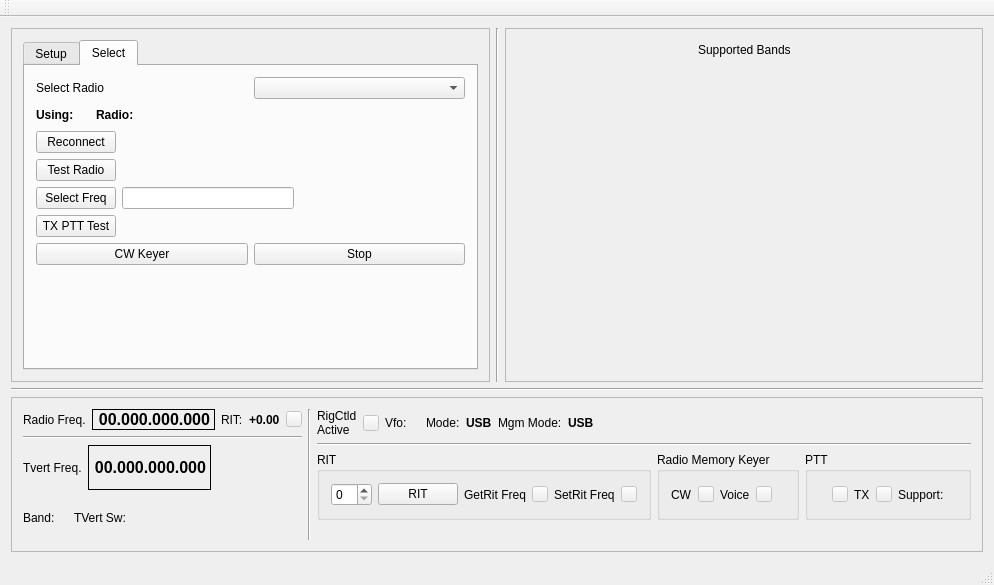
This is mqt/MqtRigControl/rigcontrolmainwindow.ui in Rsclub22/Minos2-Mirror as Qt 5 draws it before an edit. The edited form follows.
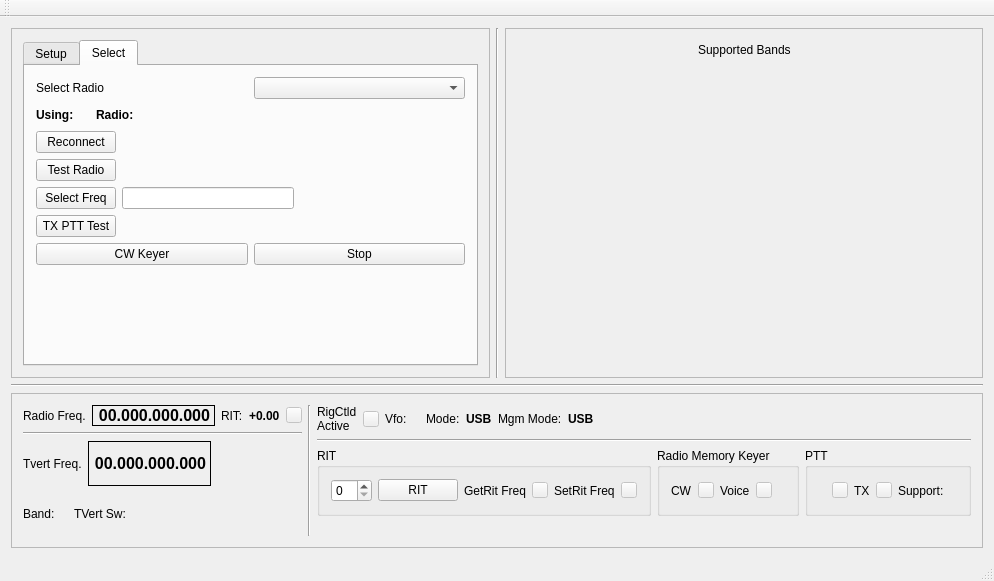
This is the edited form. Custom widgets are drawn as their Qt base class.

Commit message: test rigcontrol tabwidget background colour and add a hamlib library version check

```diff
--- a/mqt/MqtRigControl/rigcontrolmainwindow.ui
+++ b/mqt/MqtRigControl/rigcontrolmainwindow.ui
@@ -6,8 +6,8 @@
    <rect>
     <x>0</x>
     <y>0</y>
-    <width>971</width>
-    <height>585</height>
+    <width>976</width>
+    <height>581</height>
    </rect>
   </property>
   <property name="windowTitle">
@@ -16,7 +16,7 @@
   <widget class="QWidget" name="centralWidget">
    <layout class="QVBoxLayout" name="verticalLayout_9">
     <item>
-     <layout class="QHBoxLayout" name="horizontalLayout_33">
+     <layout class="QHBoxLayout" name="horizontalLayout_5">
       <item>
        <widget class="QFrame" name="setupFrame">
         <property name="frameShape">
@@ -328,14 +328,14 @@
        </widget>
       </item>
       <item>
-       <widget class="QFrame" name="supportedBandsFrame">
+       <widget class="QFrame" name="supportedBandsFram">
         <property name="frameShape">
          <enum>QFrame::StyledPanel</enum>
         </property>
         <property name="frameShadow">
          <enum>QFrame::Raised</enum>
         </property>
-        <layout class="QHBoxLayout" name="horizontalLayout_5">
+        <layout class="QVBoxLayout" name="verticalLayout_9">
          <item>
           <layout class="QVBoxLayout" name="verticalLayout_8">
            <item>
@@ -430,7 +430,6 @@
              <property name="font">
               <font>
                <pointsize>12</pointsize>
-               <weight>75</weight>
                <bold>true</bold>
               </font>
              </property>
@@ -458,7 +457,6 @@
               <widget class="QLabel" name="ritFreq">
                <property name="font">
                 <font>
-                 <weight>75</weight>
                  <bold>true</bold>
                 </font>
                </property>
@@ -524,7 +522,6 @@
              <property name="font">
               <font>
                <pointsize>12</pointsize>
-               <weight>75</weight>
                <bold>true</bold>
               </font>
              </property>
@@ -653,7 +650,6 @@
               <widget class="QLabel" name="vfo_state_label">
                <property name="font">
                 <font>
-                 <weight>75</weight>
                  <bold>true</bold>
                 </font>
                </property>
@@ -677,7 +673,6 @@
               <widget class="QLabel" name="modeA">
                <property name="font">
                 <font>
-                 <weight>75</weight>
                  <bold>true</bold>
                 </font>
                </property>
@@ -701,7 +696,6 @@
               <widget class="QLabel" name="mgmMode">
                <property name="font">
                 <font>
-                 <weight>75</weight>
                  <bold>true</bold>
                 </font>
                </property>
```
Left out of the diff: 4 changed lines with no effect on the pictures. The commit also changes 2 other files.
